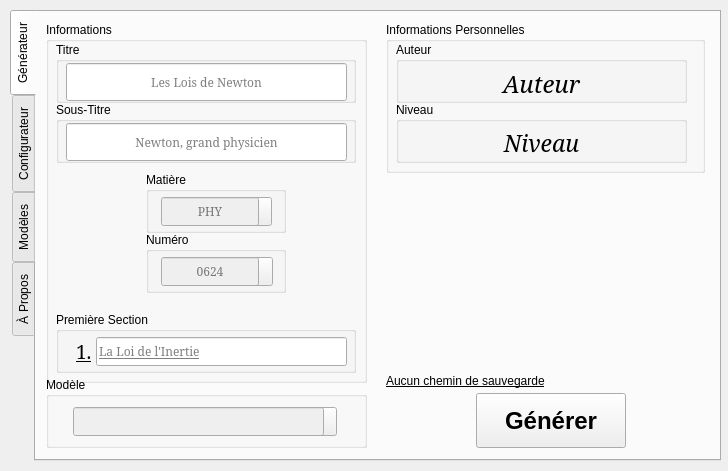
Qt form damysos/ui/designer/designer_ui.ui (BourgonLaurent/pyEtude) before a commit.
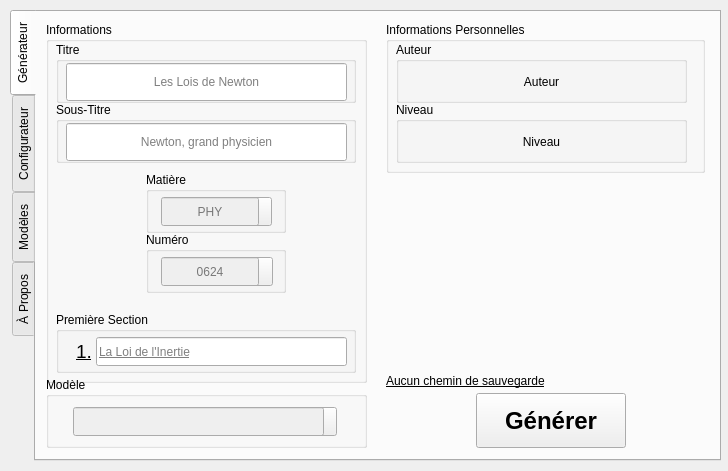
The same form after that commit. The open tabs and pages were chosen to show the change. Custom widgets are drawn as their Qt base class.

Commit message: remove garamond font (design and license issues)

Diff of the .ui file:
```diff
--- a/damysos/ui/designer/designer_ui.ui
+++ b/damysos/ui/designer/designer_ui.ui
@@ -106,11 +106,6 @@
           <verstretch>0</verstretch>
          </sizepolicy>
         </property>
-        <property name="font">
-         <font>
-          <family>Garamond</family>
-         </font>
-        </property>
         <property name="alignment">
          <set>Qt::AlignCenter</set>
         </property>
@@ -152,11 +147,6 @@
           <verstretch>0</verstretch>
          </sizepolicy>
         </property>
-        <property name="font">
-         <font>
-          <family>Garamond</family>
-         </font>
-        </property>
         <property name="alignment">
          <set>Qt::AlignCenter</set>
         </property>
@@ -204,11 +194,6 @@
           <height>29</height>
          </size>
         </property>
-        <property name="font">
-         <font>
-          <family>Garamond</family>
-         </font>
-        </property>
         <property name="text">
          <string/>
         </property>
@@ -274,11 +259,6 @@
           <verstretch>0</verstretch>
          </sizepolicy>
         </property>
-        <property name="font">
-         <font>
-          <family>Garamond</family>
-         </font>
-        </property>
         <property name="text">
          <string/>
         </property>
@@ -332,11 +312,6 @@
           <height>31</height>
          </rect>
         </property>
-        <property name="font">
-         <font>
-          <family>Garamond</family>
-         </font>
-        </property>
         <property name="styleSheet">
          <string notr="true"/>
         </property>
@@ -361,7 +336,6 @@
         </property>
         <property name="font">
          <font>
-          <family>Garamond</family>
           <underline>true</underline>
          </font>
         </property>
@@ -428,13 +402,6 @@
           <height>31</height>
          </rect>
         </property>
-        <property name="font">
-         <font>
-          <family>Garamond</family>
-          <pointsize>18</pointsize>
-          <italic>true</italic>
-         </font>
-        </property>
         <property name="text">
          <string>Auteur</string>
         </property>
@@ -470,13 +437,6 @@
           <height>31</height>
          </rect>
         </property>
-        <property name="font">
-         <font>
-          <family>Garamond</family>
-          <pointsize>17</pointsize>
-          <italic>true</italic>
-         </font>
-        </property>
         <property name="text">
          <string>Niveau</string>
         </property>
```
Left out of the diff: 51 changed lines with no effect on the pictures. The commit also changes 8 other files.
